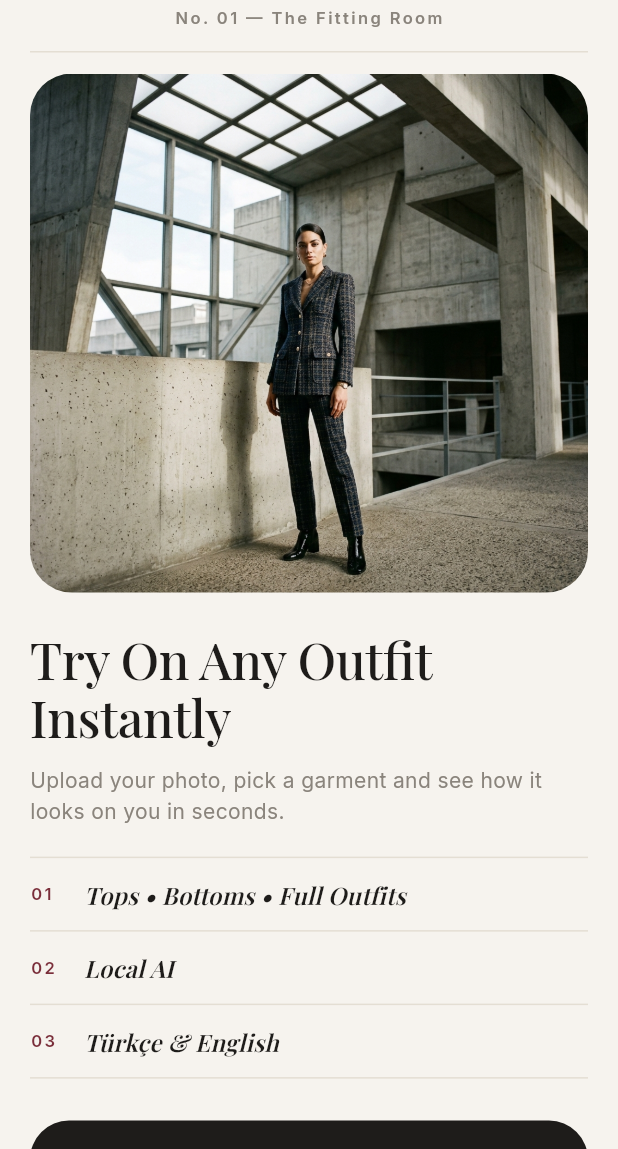
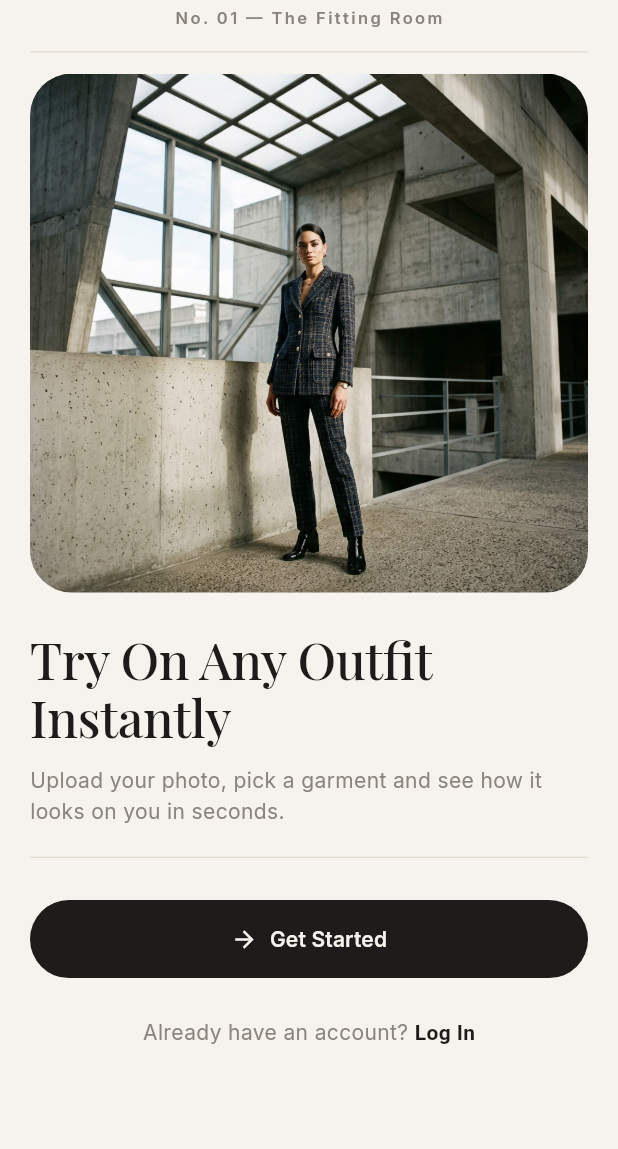
Before and after one commit to mstfgkts5/virtual-try-on-mobile, a Flutter app: the screen it shows after launch, on a phone screen of 412 x 824 dp, the part 87-1236 px from its top. Run offline on Flutter 3.47's test engine with Material 3 defaults, Android fonts, the phone set to English and light mode, and no system bars; our stand-ins replace camera, image_picker, share_plus, shared_preferences, supabase_flutter; missing offline and left inert: gal; accounts and stored records are empty.

Commit message:
feat(onboarding): remove cover lines from the intro screen

```diff
--- a/see_it_on/lib/l10n/app_en.arb
+++ b/see_it_on/lib/l10n/app_en.arb
@@ -7,9 +7,6 @@
   "settingsLanguageHint": "The app language. Your choice is remembered on this device.",
   "settingsLanguageTr": "Türkçe",
   "settingsLanguageEn": "English",
-  "onboardingCardTitle": "Tops • Bottoms • Full Outfits",
-  "onboardingCardSubtitle": "Try it on in seconds from a single photo",
-  "onboardingBadge": "LOCAL AI",
   "onboardingTitle": "Try On Any Outfit\nInstantly",
   "onboardingSubtitle": "Upload your photo, pick a garment and see how it looks on you in seconds.",
   "onboardingStart": "Get Started",
@@ -154,8 +151,6 @@
   "settingsThemeLight": "Light",
   "settingsThemeDark": "Dark",
   "onboardingIssue": "No. 01 — The Fitting Room",
-  "onboardingCoverLine2": "Local AI",
-  "onboardingCoverLine3": "Türkçe & English",
   "resultCaption": "{category} — {seconds} s, local GPU",
   "cameraHint": "Show your full body, arms slightly apart",
   "cameraUse": "Use photo",
--- a/see_it_on/lib/l10n/app_localizations.dart
+++ b/see_it_on/lib/l10n/app_localizations.dart
@@ -139,24 +139,6 @@ abstract class AppLocalizations {
   /// In tr, this message translates to:
   /// **'English'**
   String get settingsLanguageEn;
-
-  /// No description provided for @onboardingCardTitle.
-  ///
-  /// In tr, this message translates to:
-  /// **'Üst • Alt • Tam Kıyafet'**
-  String get onboardingCardTitle;
-
-  /// No description provided for @onboardingCardSubtitle.
-  ///
-  /// In tr, this message translates to:
-  /// **'Tek fotoğrafla saniyeler içinde dene'**
-  String get onboardingCardSubtitle;
-
-  /// No description provided for @onboardingBadge.
-  ///
-  /// In tr, this message translates to:
-  /// **'YEREL AI'**
-  String get onboardingBadge;
 
   /// No description provided for @onboardingTitle.
   ///
@@ -1022,18 +1004,6 @@ abstract class AppLocalizations {
   /// **'No. 01 — Sanal Kabin'**
   String get onboardingIssue;
 
-  /// No description provided for @onboardingCoverLine2.
-  ///
-  /// In tr, this message translates to:
-  /// **'Yerel yapay zeka'**
-  String get onboardingCoverLine2;
-
-  /// No description provided for @onboardingCoverLine3.
-  ///
-  /// In tr, this message translates to:
-  /// **'Türkçe & English'**
-  String get onboardingCoverLine3;
-
   /// No description provided for @resultCaption.
   ///
   /// In tr, this message translates to:
--- a/see_it_on/lib/l10n/app_localizations_en.dart
+++ b/see_it_on/lib/l10n/app_localizations_en.dart
@@ -29,16 +29,6 @@ class AppLocalizationsEn extends AppLocalizations {
 
   @override
   String get settingsLanguageEn => 'English';
-
-  @override
-  String get onboardingCardTitle => 'Tops • Bottoms • Full Outfits';
-
-  @override
-  String get onboardingCardSubtitle =>
-      'Try it on in seconds from a single photo';
-
-  @override
-  String get onboardingBadge => 'LOCAL AI';
 
   @override
   String get onboardingTitle => 'Try On Any Outfit\nInstantly';
@@ -536,12 +526,6 @@ class AppLocalizationsEn extends AppLocalizations {
   String get onboardingIssue => 'No. 01 — The Fitting Room';
 
   @override
-  String get onboardingCoverLine2 => 'Local AI';
-
-  @override
-  String get onboardingCoverLine3 => 'Türkçe & English';
-
-  @override
   String resultCaption(String category, String seconds) {
     return '$category — $seconds s, local GPU';
   }
--- a/see_it_on/lib/l10n/app_tr.arb
+++ b/see_it_on/lib/l10n/app_tr.arb
@@ -7,9 +7,6 @@
   "settingsLanguageHint": "Uygulamanın dili. Seçimin bu cihazda hatırlanır.",
   "settingsLanguageTr": "Türkçe",
   "settingsLanguageEn": "English",
-  "onboardingCardTitle": "Üst • Alt • Tam Kıyafet",
-  "onboardingCardSubtitle": "Tek fotoğrafla saniyeler içinde dene",
-  "onboardingBadge": "YEREL AI",
   "onboardingTitle": "Her Kıyafeti\nAnında Dene",
   "onboardingSubtitle": "Fotoğrafını yükle, bir kıyafet seç ve saniyeler içinde üzerinde gerçekçi görünümünü izle.",
   "onboardingStart": "Hemen Başla",
@@ -252,8 +249,6 @@
   "settingsThemeLight": "Açık",
   "settingsThemeDark": "Koyu",
   "onboardingIssue": "No. 01 — Sanal Kabin",
-  "onboardingCoverLine2": "Yerel yapay zeka",
-  "onboardingCoverLine3": "Türkçe & English",
   "resultCaption": "{category} — {seconds} sn, yerel GPU",
   "@resultCaption": {
     "placeholders": {
--- a/see_it_on/lib/screens/onboarding_screen.dart
+++ b/see_it_on/lib/screens/onboarding_screen.dart
@@ -4,7 +4,7 @@ import '../core/design/widgets.dart';
 import '../core/l10n_ext.dart';
 import 'login_screen.dart';
 
-/// Dergi kapağı gibi tanıtım: maskelet, künye, kapak fotoğrafı ve kapak satırları.
+/// Dergi kapağı gibi tanıtım: maskelet, künye, kapak fotoğrafı ve başlık.
 class OnboardingScreen extends StatelessWidget {
   const OnboardingScreen({super.key});
 
@@ -16,7 +16,6 @@ class OnboardingScreen extends StatelessWidget {
     final t = context.tokens;
     final text = Theme.of(context).textTheme;
     final height = MediaQuery.sizeOf(context).height;
-    final coverLines = [l.onboardingCardTitle, l.onboardingCoverLine2, l.onboardingCoverLine3];
 
     return Scaffold(
       backgroundColor: t.paper,
@@ -49,29 +48,6 @@ class OnboardingScreen extends StatelessWidget {
               Text(l.onboardingSubtitle, style: text.bodyMedium!.copyWith(color: t.muted, height: 1.5)),
               const SizedBox(height: 20),
 
-              // Kapak satırları
-              for (var i = 0; i < coverLines.length; i++) ...[
-                const HairlineDivider(),
-                Padding(
-                  padding: const EdgeInsets.symmetric(vertical: 12),
-                  child: Row(
-                    children: [
-                      SizedBox(
-                        width: 36,
-                        child: Text('0${i + 1}', style: text.labelSmall!.copyWith(color: t.accent)),
-                      ),
-                      Expanded(
-                        child: Text(
-                          coverLines[i],
-                          maxLines: 1,
-                          overflow: TextOverflow.ellipsis,
-                          style: text.titleMedium!.copyWith(fontFamily: 'PlayfairDisplay', fontStyle: FontStyle.italic),
-                        ),
-                      ),
-                    ],
-                  ),
-                ),
-              ],
               const HairlineDivider(),
               const SizedBox(height: 28),
 
```
Also changed, not shown: see_it_on/lib/l10n/app_localizations_tr.dart (+0 -15 lines), 1 other file.
